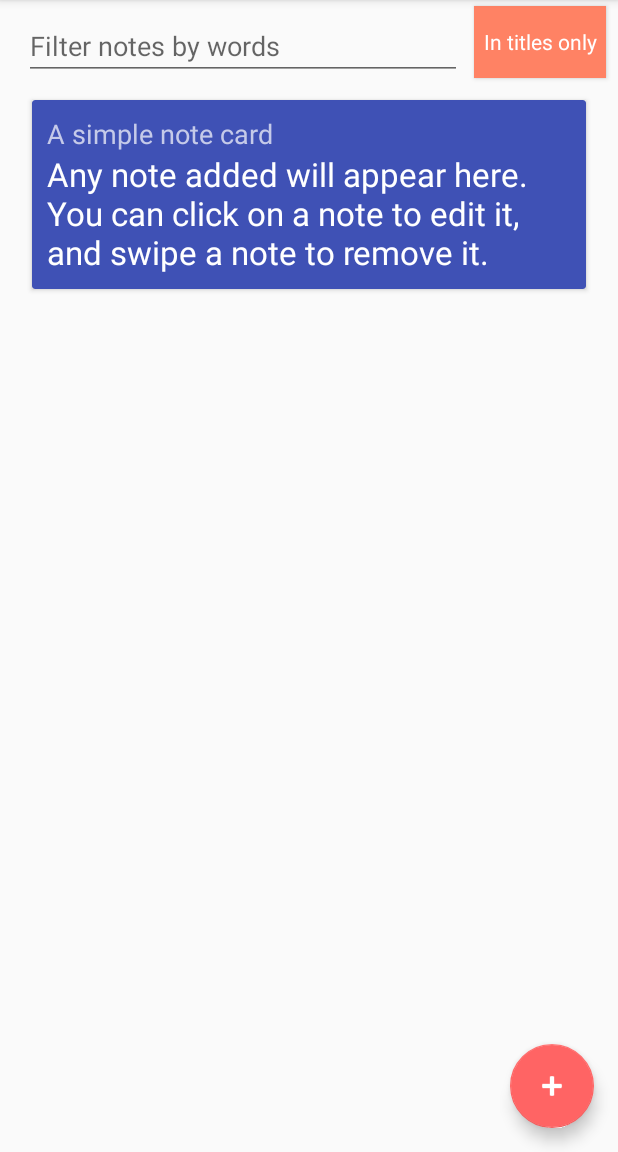
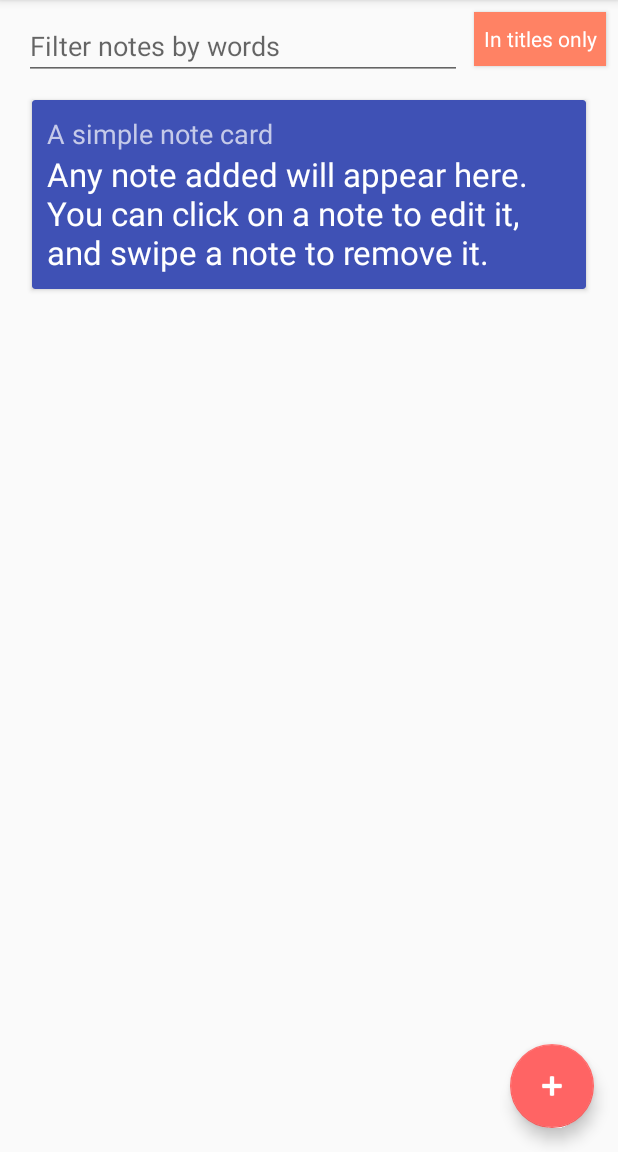
Before and after one commit to Segmev/basicnotesandroid, an Android app: the screen it shows after launch (MainActivity), on a phone screen of 412 x 824 dp, the part 84-1236 px from its top. Run offline under Robolectric (Android 15) with nearby library versions, the phone set to English and light mode, and no system bars.

Commit message:
Nicer toggle button

```diff
--- a/app/src/main/res/layout/activity_main.xml
+++ b/app/src/main/res/layout/activity_main.xml
@@ -55,15 +55,15 @@
         android:id="@+id/toggleButton"
         style="@android:style/Widget.Button.Toggle"
         android:layout_width="wrap_content"
-        android:layout_height="wrap_content"
+        android:layout_height="36dp"
         android:layout_marginEnd="8dp"
-        android:layout_marginTop="4dp"
+        android:layout_marginTop="8dp"
         android:background="@color/colorPrimaryDark"
-        android:backgroundTint="@color/colorPrimaryDark"
         android:text="@string/in_titles_only"
         android:textColor="@color/colorWhite"
         app:layout_constraintEnd_toEndOf="parent"
-        app:layout_constraintTop_toTopOf="parent" />
+        app:layout_constraintTop_toTopOf="parent"
+        android:layout_marginRight="8dp" />
 
 
 </android.support.constraint.ConstraintLayout>
--- a/build.gradle
+++ b/build.gradle
@@ -1,7 +1,7 @@
 // Top-level build file where you can add configuration options common to all sub-projects/modules.
 
 buildscript {
-    ext.kotlin_version = '1.1.51'
+    ext.kotlin_version = '1.2.30'
     repositories {
         google()
         jcenter()
```
